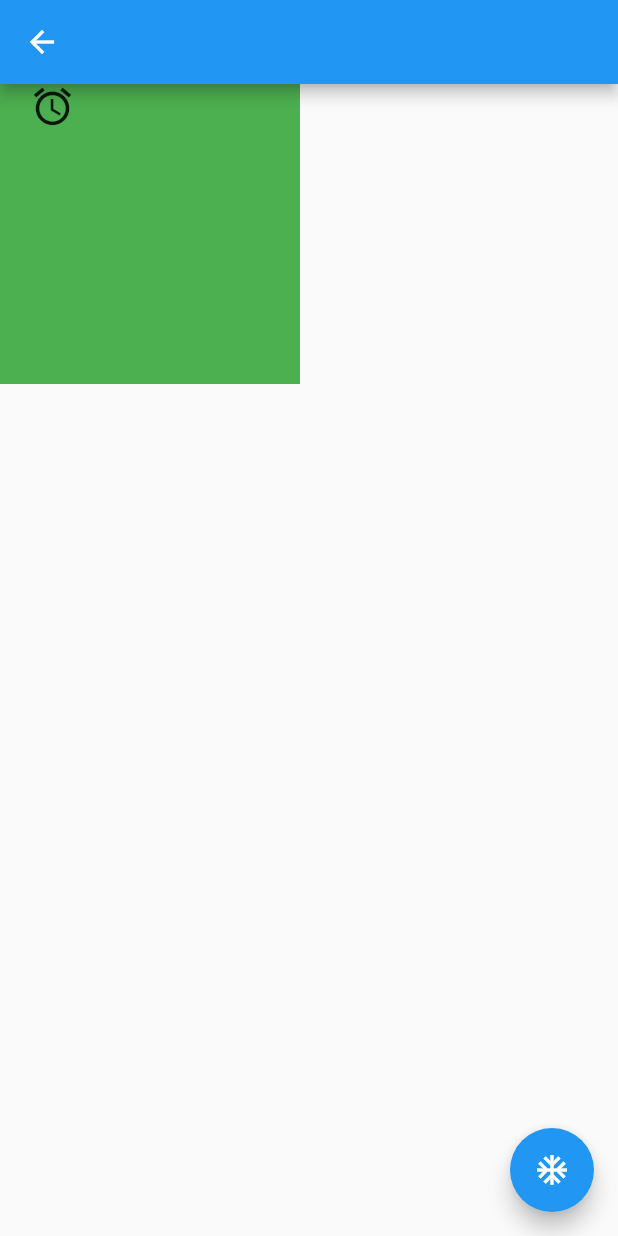
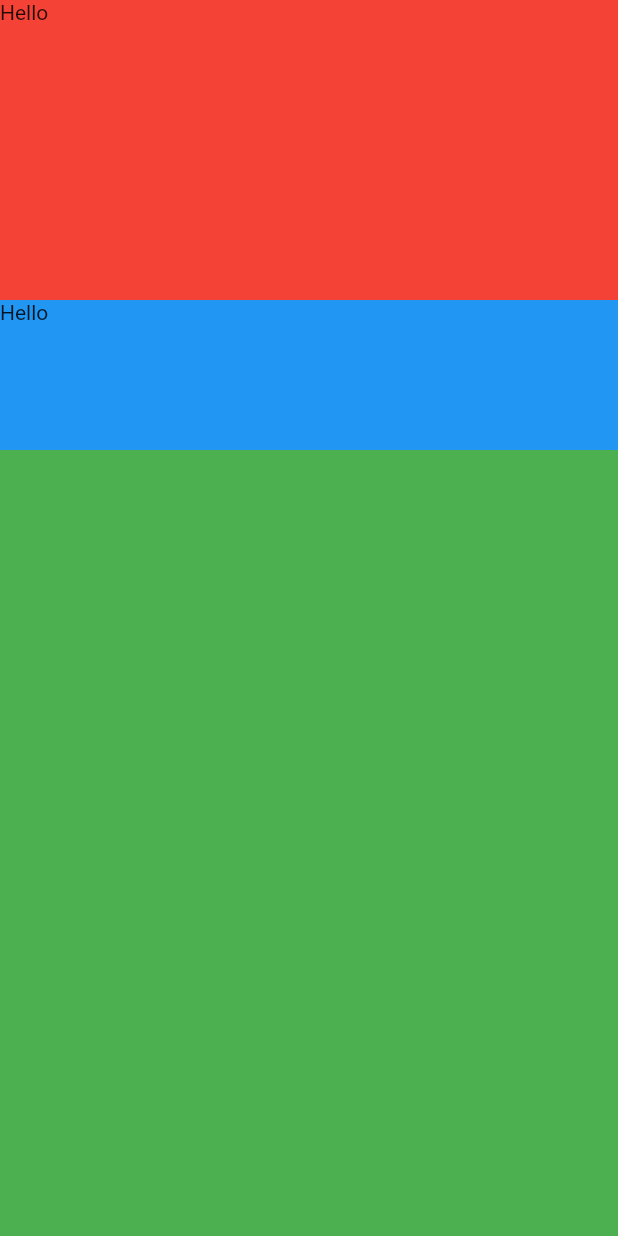
Before and after one commit to axiydev/flutter_widgets_beginner, a Flutter app: the screen it shows after launch, after a tap on an icon or button, on a phone screen of 412 x 824 dp. Run offline on Flutter 3.47's test engine with Material 2 defaults, Android fonts, the phone set to English and light mode, and no system bars; our stand-ins replace google_fonts.

Commit message:
rows columns

```diff
--- a/lib/main.dart
+++ b/lib/main.dart
@@ -1,6 +1,9 @@
 import 'package:flutter/material.dart';
+import 'package:flutter_widgets_beginner/pages/five_page/five_page.dart';
+import 'package:flutter_widgets_beginner/pages/fourth_page/fourth_page.dart';
 import 'package:flutter_widgets_beginner/pages/home_page/home_page.dart';
 import 'package:flutter_widgets_beginner/pages/second_page/second_page.dart';
+import 'package:flutter_widgets_beginner/pages/six_page/six_page.dart';
 import 'package:flutter_widgets_beginner/pages/third_page/third_page.dart';
 
 void main() {
@@ -17,10 +20,14 @@ class MyApp extends StatelessWidget {
       theme: ThemeData(
         primarySwatch: Colors.blue,
       ),
+      debugShowCheckedModeBanner: false,
       routes: {
         HomePage.path: (context) => const HomePage(),
         SecondPage.path: (context) => const SecondPage(),
-        ThirdPage.path: (context) => const ThirdPage()
+        ThirdPage.path: (context) => const ThirdPage(),
+        FourthPage.path: (context) => const FourthPage(),
+        FivePage.path: (context) => const FivePage(),
+        SixPage.path: (context) => const SixPage()
       },
       initialRoute: HomePage.path,
     );
--- a/lib/pages/home_page/home_page.dart
+++ b/lib/pages/home_page/home_page.dart
@@ -1,6 +1,6 @@
 import 'package:flutter/cupertino.dart';
 import 'package:flutter/material.dart';
-import 'package:flutter_widgets_beginner/pages/third_page/third_page.dart';
+import 'package:flutter_widgets_beginner/pages/six_page/six_page.dart';
 import 'package:google_fonts/google_fonts.dart';
 
 class HomePage extends StatefulWidget {
@@ -194,7 +194,7 @@ class _HomePageState extends State<HomePage> {
                 tooltip: 'Bosma kuyasan',
                 onPressed: () {
                   _counter = _counter! + 1;
-                  Navigator.of(context).pushNamed(ThirdPage.path);
+                  Navigator.of(context).pushNamed(SixPage.path);
                   setState(() {});
                 },
                 child: const Icon(CupertinoIcons.add),
--- /dev/null
+++ b/lib/pages/six_page/six_page.dart
@@ -0,0 +1,49 @@
+import 'package:flutter/material.dart';
+
+class SixPage extends StatefulWidget {
+  static const path = "/six_page";
+  const SixPage({Key? key}) : super(key: key);
+
+  @override
+  State<SixPage> createState() => _SixPageState();
+}
+
+class _SixPageState extends State<SixPage> {
+  @override
+  Widget build(BuildContext context) {
+    return Scaffold(
+      body: SafeArea(
+          child: SizedBox(
+        height: MediaQuery.of(context).size.height,
+        width: MediaQuery.of(context).size.width,
+        child: Column(children: [
+          Container(
+            height: 200,
+            width: double.infinity,
+            color: Colors.red,
+            child: const Text("Hello"),
+          ),
+          Container(
+            height: 100,
+            width: double.infinity,
+            color: Colors.blue,
+            child: const Text("Hello"),
+          ),
+          // Expanded(
+          //   flex: 2,
+          //   child: Container(
+          //     color: Colors.red,
+          //     child: const Text("Hello"),
+          //   ),
+          // ),
+          Expanded(
+            // flex: 8,
+            child: Container(
+              color: Colors.green,
+            ),
+          ),
+        ]),
+      )),
+    );
+  }
+}
--- a/lib/pages/third_page/third_page.dart
+++ b/lib/pages/third_page/third_page.dart
@@ -16,12 +16,22 @@ class _ThirdPageState extends State<ThirdPage> {
       body: Container(
         height: 200,
         width: 200,
-        padding: const EdgeInsets.only(left: 20),
-        color: Colors.green,
-        alignment: Alignment.topLeft,
-        child: const Icon(
-          Icons.alarm,
-          size: 30,
+        // margin: const EdgeInsets.only(top: 20, left: 20),
+        padding: const EdgeInsets.all(20),
+        decoration: BoxDecoration(
+          borderRadius: BorderRadius.circular(20),
+          color: Colors.green,
+        ),
+        // alignment: Alignment.topLeft,
+        child: const Padding(
+          padding: EdgeInsets.all(8.0),
+          child: Align(
+            alignment: Alignment.bottomCenter,
+            child: Icon(
+              Icons.alarm,
+              size: 30,
+            ),
+          ),
         ),
       ),
       floatingActionButton: FloatingActionButton(
--- a/pubspec.yaml
+++ b/pubspec.yaml
@@ -14,7 +14,7 @@ dependencies:
     sdk: flutter
 
   cached_network_image: ^3.2.1
-  cupertino_icons: ^1.0.2
+  cupertino_icons: ^1.0.5
   google_fonts: ^3.0.1
 
 dev_dependencies:
```
Also changed, not shown: lib/pages/five_page/five_page.dart (added, +31 -0 lines), lib/pages/fourth_page/fourth_page.dart (added, +92 -0 lines).
